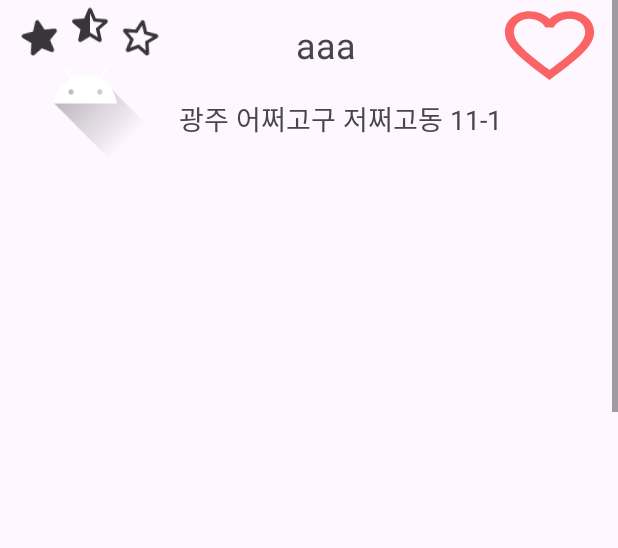
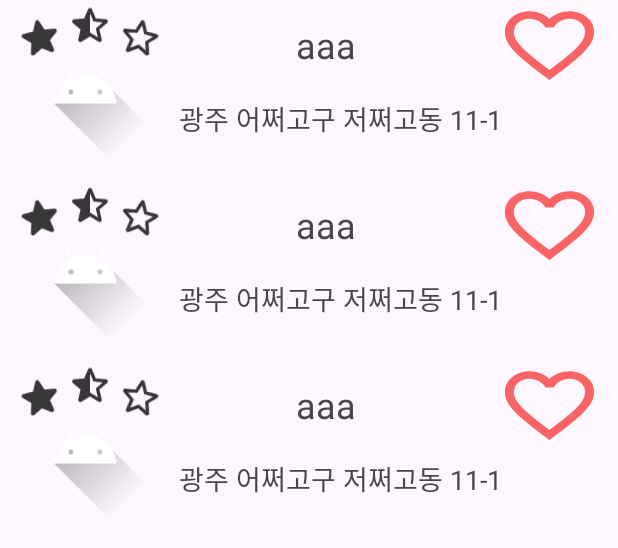
Before and after one commit to HirosiUko/WeSeek.App, an Android app: the layout page2_recycler_view_layout.xml on its own in the app's theme, with its tools: preview values and no code run, on a phone screen of 412 x 824 dp. Shown: the top 548 px of the screen. Run offline under Robolectric (Android 15) with nearby library versions, the phone set to English and light mode, and no system bars; network calls fail.

Commit message:
page2- 디테일수정;;

```diff
--- a/app/src/main/res/layout/page2_second.xml
+++ b/app/src/main/res/layout/page2_second.xml
@@ -3,7 +3,7 @@
     xmlns:app="http://schemas.android.com/apk/res-auto"
     xmlns:tools="http://schemas.android.com/tools"
     android:layout_width="match_parent"
-    android:layout_height="match_parent">
+    android:layout_height="120dp">
 
     <LinearLayout
         android:layout_width="match_parent"
```
